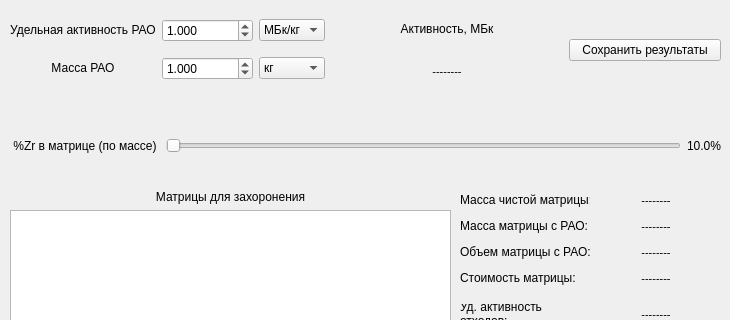
NikolaiAndreadi/Zr-Matrix-Price, file mainwindow.ui: the form before one commit; both pictures show x 0 to 730 and y 0 to 320 of the 730 by 680 pixel window.
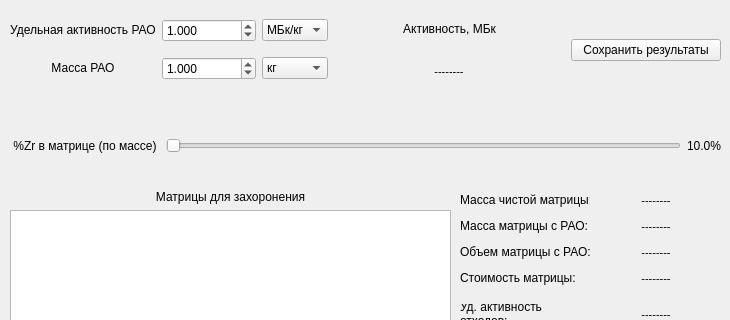
The form after the commit.

What changed in the file:
```diff
--- a/mainwindow.ui
+++ b/mainwindow.ui
@@ -81,6 +81,9 @@
        </item>
        <item row="1" column="1">
         <widget class="QDoubleSpinBox" name="spinBox_WasteMass">
+         <property name="showGroupSeparator" stdset="0">
+          <bool>true</bool>
+         </property>
          <property name="decimals">
           <number>3</number>
          </property>
@@ -100,6 +103,9 @@
        </item>
        <item row="0" column="1">
         <widget class="QDoubleSpinBox" name="spinBox_SpecificActivity">
+         <property name="showGroupSeparator" stdset="0">
+          <bool>true</bool>
+         </property>
          <property name="decimals">
           <number>3</number>
          </property>
```
